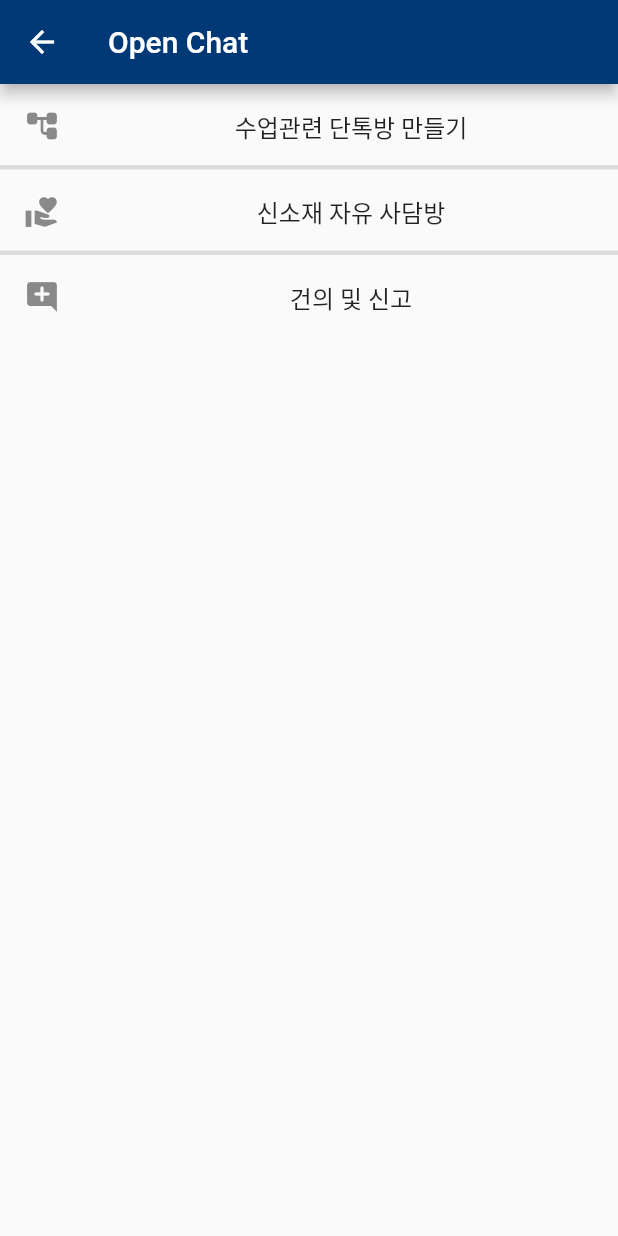
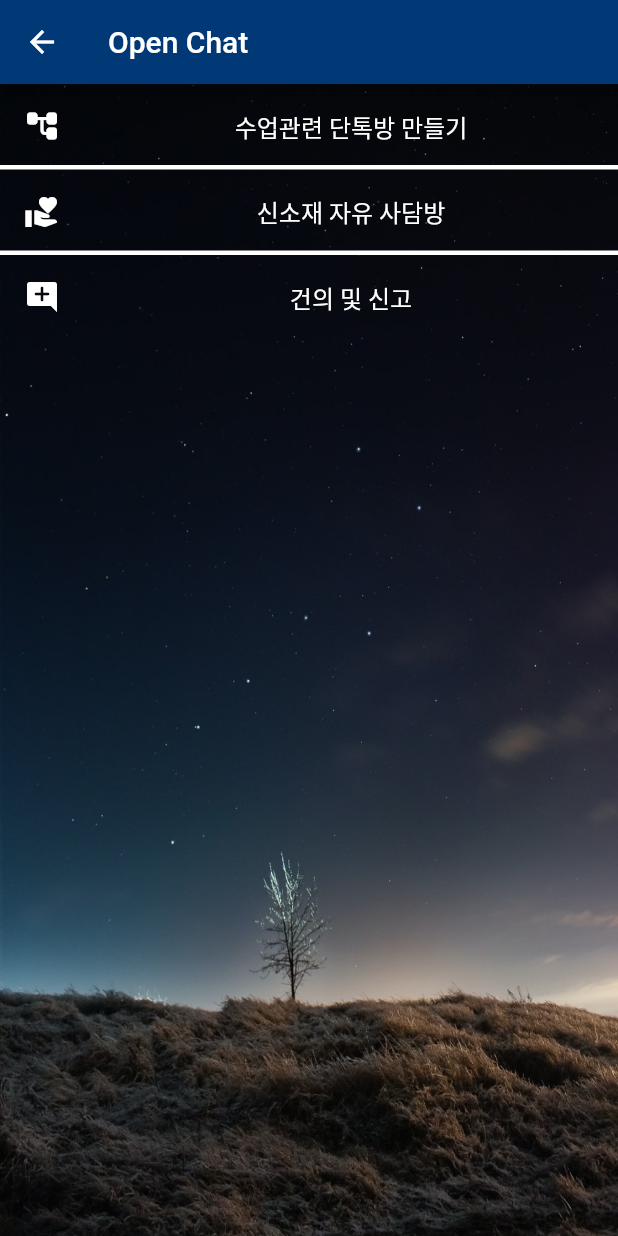
Before and after one commit to kimvjgd/mse_yonsei, a Flutter app: the OpenChatScreen screen opened directly, on a phone screen of 412 x 824 dp. Run offline on Flutter 3.47's test engine with Material 2 defaults, Android fonts, the phone set to English and light mode, and no system bars; our stand-ins replace cloud_firestore, firebase_auth, firebase_core, intro_slider, rxdart; missing offline and left inert: drag_and_drop_lists, expandable_tree_menu, flutter_phone_direct_caller, liquid_ui, shrink_sidemenu; accounts and stored records are empty; statements that could not run were skipped.

Commit message:
no message

```diff
--- a/lib/main.dart
+++ b/lib/main.dart
@@ -9,7 +9,7 @@ import 'package:mse_yonsei/model/post_state.dart';
 import 'package:mse_yonsei/model/user_model_state.dart';
 import 'package:mse_yonsei/repo/user_network_repository.dart';
 import 'package:mse_yonsei/screens/auth_screen.dart';
-import 'package:mse_yonsei/screens/practice_screen.dart';
+import 'package:mse_yonsei/examples_deleted_soon/practice_screen.dart';
 import 'package:mse_yonsei/widgets/my_progress_indicator.dart';
 import 'package:provider/provider.dart';
 
--- a/lib/my_list.dart
+++ b/lib/my_list.dart
@@ -9,20 +9,16 @@ class MyList {
         TreeNode<String>(
           'YONSEI',
           subNodes: [
-            TreeNode<String>('faculty page'),
-            TreeNode<String>('Professor & Lab'),
           ],
         ),
         TreeNode<String>(
           'Entertainment',
           subNodes: [
-            TreeNode<String>('web-toon'),
-            TreeNode<String>('shopping'),
           ],
         ),
       ],
     ),
   ];
 
-  List<TreeNode> get myList => _myList;
+  List<TreeNode> get myTreeList => _myList;
 }
--- a/lib/screens/open_chat_screen.dart
+++ b/lib/screens/open_chat_screen.dart
@@ -1,5 +1,6 @@
 import 'package:flutter/material.dart';
 import 'package:mse_yonsei/cosntants/material_color.dart';
+import 'package:mse_yonsei/widgets/background.dart';
 import 'package:url_launcher/url_launcher.dart';
 
 class OpenChatScreen extends StatefulWidget {
@@ -18,22 +19,27 @@ class _OpenChatScreenState extends State<OpenChatScreen> {
   Widget build(BuildContext context) {
     return Scaffold(
       appBar: AppBar(title: Text('Open Chat'),backgroundColor: app_color,),
-      body: Center(
+      body: Stack(
+        children: [
+          Background(file_name: 'homebackground'),
+          Center(
             child: ListView(
               children: [
-            ListTile(leading: Icon(Icons.account_tree_rounded),title: Center(child: Text('수업관련 단톡방 만들기')),onTap: (){
+                ListTile(leading: Icon(Icons.account_tree_rounded,color: Colors.white,),title: Center(child: Text('수업관련 단톡방 만들기',style: TextStyle(color: Colors.white),)),onTap: (){
                   _launchURL('https://open.kakao.com/o/gCK4BrJd');
                 },),
-            Divider(height: 1,thickness: 3,),
-            ListTile(leading: Icon(Icons.volunteer_activism),title: Center(child: Text('신소재 자유 사담방')),onTap: (){
+                Divider(height: 1,thickness: 3,color: Colors.white,),
+                ListTile(leading: Icon(Icons.volunteer_activism,color: Colors.white,),title: Center(child: Text('신소재 자유 사담방',style: TextStyle(color: Colors.white),)),onTap: (){
                   _launchURL('https://open.kakao.com/o/gDZhQrJd');
                 },),
-            Divider(height: 1,thickness: 3,),
-            ListTile(leading: Icon(Icons.add_comment_rounded),title: Center(child: Text('건의 및 신고')),onTap: (){
+                Divider(height: 1,thickness: 3,color: Colors.white,),
+                ListTile(leading: Icon(Icons.add_comment_rounded,color: Colors.white,),title: Center(child: Text('건의 및 신고',style: TextStyle(color: Colors.white),)),onTap: (){
                   _launchURL('https://open.kakao.com/o/gxGhMrJd');
                 },),
               ],
             ),
+          ),
+        ],
       )
     );
   }
```
Also changed, not shown: lib/screens/expansion_body_screen.dart (+14 -6 lines), lib/screens/notice_screen.dart (+11 -4 lines), lib/widgets/expansion_side_menu.dart (+6 -2 lines), lib/examples_deleted_soon/practice_screen.dart (renamed from lib/screens/practice_screen.dart). Lines whose indentation alone changed are shown as unchanged.
